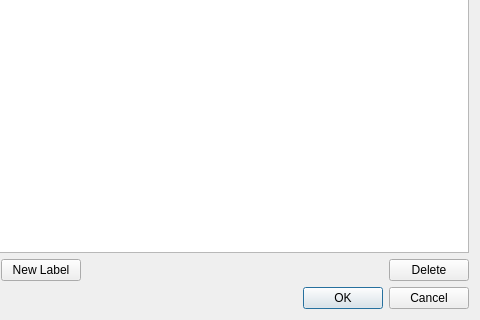
Qt form ui/gui/src/labelEditor.ui (LarsHaalck/CATER) before a commit; both pictures show x 96 to 576 and y 325 to 645 of the 576 by 645 pixel window.
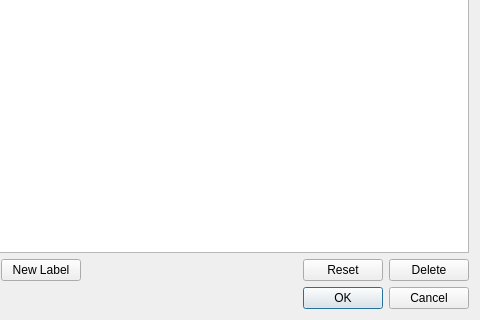
The same form after that commit.

Commit message: Labeleditor enforces >= 2 labels per group

The edit to the form file:
```diff
--- a/ui/gui/src/labelEditor.ui
+++ b/ui/gui/src/labelEditor.ui
@@ -56,6 +56,13 @@
        </property>
       </spacer>
      </item>
+     <item>
+      <widget class="QPushButton" name="buttonReset">
+       <property name="text">
+        <string>Reset</string>
+       </property>
+      </widget>
+     </item>
      <item>
       <widget class="QPushButton" name="buttonDelete">
        <property name="text">
```
The commit also changes 3 other files.
